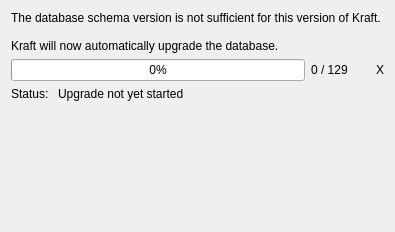
Above: src/upgradedb.ui from dragotin/kraft before the change. Below: the same form after it.
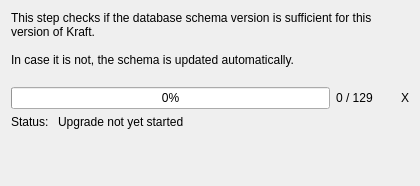
That is the form after the change.

Commit message: SetupAssistant: - fixed layout issues - check if really the finish button was hit before saving - select sqlite custom radiobutt if custom path is entered

What changed in the file:
```diff
--- a/src/upgradedb.ui
+++ b/src/upgradedb.ui
@@ -6,8 +6,8 @@
    <rect>
     <x>0</x>
     <y>0</y>
-    <width>395</width>
-    <height>232</height>
+    <width>420</width>
+    <height>186</height>
    </rect>
   </property>
   <property name="windowTitle">
@@ -17,9 +17,10 @@
    <item row="0" column="0">
     <widget class="QLabel" name="mUpgradeInfo">
      <property name="text">
-      <string>The database schema version is not sufficient for this version of Kraft.
+      <string>This step checks if the database schema version is sufficient for this version of Kraft. 
 
-Kraft will now automatically upgrade the database.</string>
+In case it is not, the schema is updated automatically.
+</string>
      </property>
      <property name="wordWrap">
       <bool>true</bool>
```
The commit also changes 3 other files.
